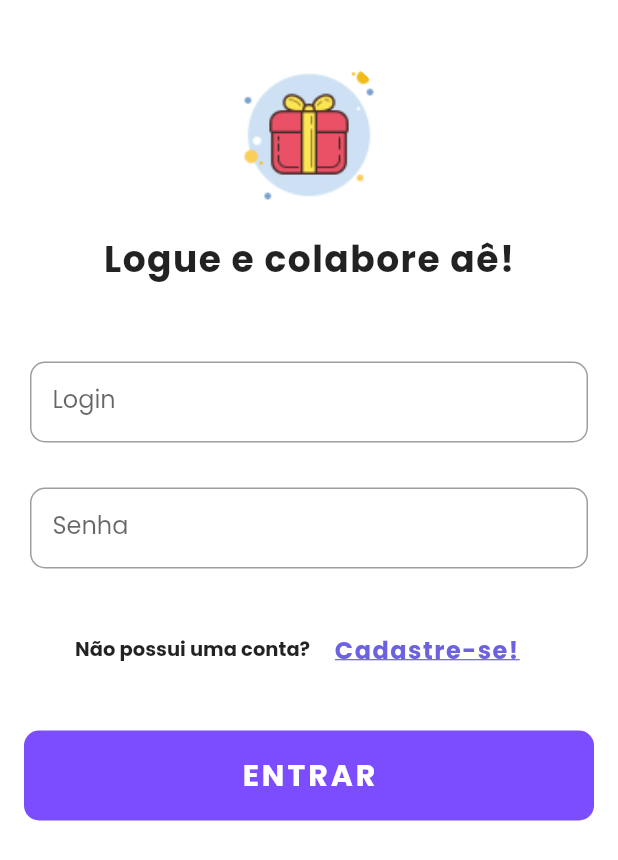
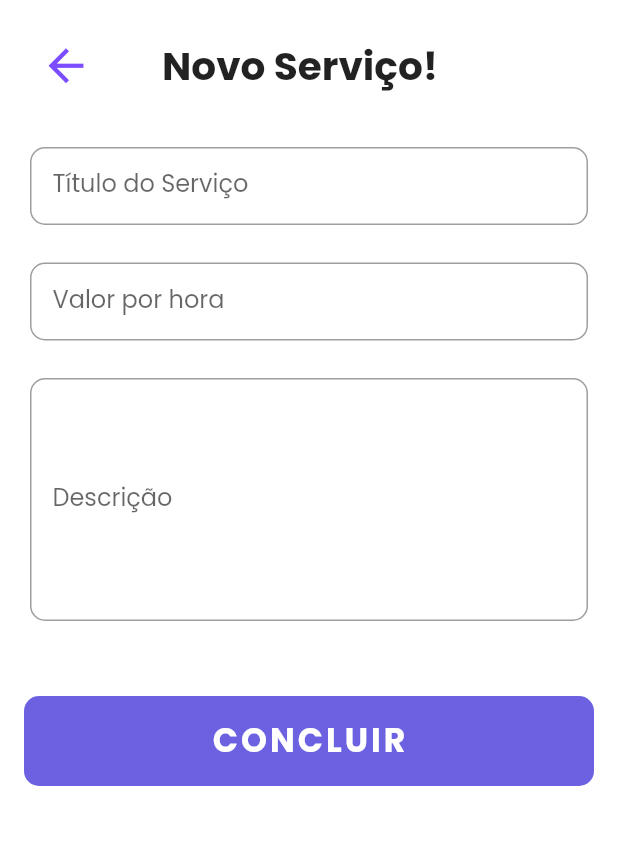
Before and after one commit to MaiaraM/colaborae-mobile, a Flutter app: the screen it shows after launch, on a phone screen of 412 x 824 dp. Shown: the top 860 px of the screen. Run offline on Flutter 3.47's test engine with Material 2 defaults, Android fonts, the phone set to English and light mode, and no system bars.

Commit message:
Tela de cadastro de serviços, tentativa de request Post

```diff
--- a/lib/buscar_servico.dart
+++ b/lib/buscar_servico.dart
@@ -51,7 +51,7 @@ class _BuscarServicoState extends State<BuscarServico> {
                         children: [
                           Container(
                             margin: EdgeInsets.fromLTRB(15, 0, 12, 0),
-                            child: Icon(Icons.search_rounded),
+                            child: Icon(Icons.search),
                           ),
                           // Text Field
                           Expanded(
@@ -84,7 +84,7 @@ class _BuscarServicoState extends State<BuscarServico> {
                     ),
                     child: IconButton(
                       icon: Icon(
-                        Icons.add_rounded,
+                        Icons.add,
                         size: 30,
                       ),
                       color: Colors.white,
--- /dev/null
+++ b/lib/cadastrar_servico.dart
@@ -0,0 +1,153 @@
+import 'package:colaborae/requests/http_request.dart';
+import 'package:flutter/material.dart';
+import 'package:colaborae/constants.dart';
+
+class CadastroServico extends StatefulWidget {
+  @override
+  _CadastroServicoState createState() => _CadastroServicoState();
+}
+
+class _CadastroServicoState extends State<CadastroServico> {
+  Widget Spacing(double h) {
+    return SizedBox(
+      height: h,
+    );
+  }
+
+  Widget Field(String label, String hint, int lines, controller) {
+    return Column(
+      children: <Widget>[
+        Container(
+          margin: EdgeInsets.fromLTRB(20.0, 0.0, 20.0, 0.0),
+          child: TextField(
+            controller: controller,
+            keyboardType: TextInputType.multiline,
+            maxLines: lines,
+            decoration: InputDecoration(
+              hintText: hint,
+              hintStyle: TextStyle(
+                color: Colors.grey,
+                fontSize: 14.0,
+              ),
+              labelText: label,
+              isDense: true,
+              contentPadding: EdgeInsets.all(15.0),
+              border: OutlineInputBorder(
+                borderRadius: BorderRadius.all(Radius.circular(10.0)),
+                borderSide: BorderSide(
+                  color: Colors.grey,
+                ),
+              ),
+            ),
+          ),
+        ),
+      ],
+    );
+  }
+
+  httpRequest httpReq = httpRequest();
+  final tituloController = TextEditingController();
+  final precoController = TextEditingController();
+  final descController = TextEditingController();
+  String titulo = '';
+  String precoString = '';
+  double preco;
+  String desc = '';
+
+  @override
+  Widget build(BuildContext context) {
+    return Scaffold(
+      backgroundColor: Colors.white,
+      body: SingleChildScrollView(
+        scrollDirection: Axis.vertical,
+        child: SafeArea(
+          child: Center(
+            child: Column(
+              mainAxisAlignment: MainAxisAlignment.center,
+              children: <Widget>[
+                Spacing(20.0),
+                Row(
+                  mainAxisAlignment: MainAxisAlignment.start,
+                  children: <Widget>[
+                    FlatButton(
+                      onPressed: (){
+                        Navigator.pop(context);
+                      },
+                      child: Icon(Icons.arrow_back,
+                        color: Colors.deepPurpleAccent,
+                        size: 35.0,
+                      ),
+                    ),
+                    SizedBox(
+                      width: 20.0,
+                    ),
+                    Text(
+                      'Novo Serviço!',
+                      style: TextStyle(
+                        fontFamily: 'Poppins',
+                        fontWeight: FontWeight.bold,
+                        fontSize: 26.0,
+                      ),
+                    ),
+                  ],
+                ),
+                Spacing(30.0),
+                Field('Título do Serviço', '', 1, tituloController),
+                Spacing(25.0),
+                Field('Valor por hora', 'Exemplo: 29.99 (sem R\$)', 1, precoController),
+                Spacing(25.0),
+                Field('Descrição', 'Adicione uma descrição e horários do seu serviço para que as pessoas entendam o que você está oferecendo!', 6, descController),
+                Spacing(50.0),
+                FlatButton(
+                  highlightColor: Colors.transparent,
+                  splashColor: Colors.transparent,
+                  onPressed: () async {
+                    print('botão CADASTRAR SERVIÇO acionado');
+
+                    titulo = tituloController.text;
+                    precoString = precoController.text;
+                    preco = double.parse(precoString);
+                    desc = descController.text;
+
+                    print('Titulo: ' + titulo);
+                    print(precoString);
+                    print('Descrição: ' + desc);
+
+                    var response = await httpReq.createService(titulo, desc, preco);
+                    print(response);
+
+                    setState(() {
+                      tituloController.text = '';
+                      precoController.text = '';
+                      descController.text = '';
+                    });
+                  },
+                  child: Container(
+                    decoration: BoxDecoration(
+                      color: mainPurple,
+                      borderRadius: BorderRadius.circular(10.0),
+                    ),
+                    //width: 250.0,
+                    height: 60.0,
+                    child: Center(
+                      child: Text(
+                        'CONCLUIR',
+                        style: TextStyle(
+                            fontFamily: 'Poppins',
+                            fontWeight: FontWeight.bold,
+                            fontSize: 22.0,
+                            letterSpacing: 2.0,
+                            color: Colors.white,
+                        ),
+                      ),
+                    ),
+                  ),
+                ),
+              ],
+            ),
+          ),
+        ),
+      ),
+    );
+  }
+}
--- a/lib/main.dart
+++ b/lib/main.dart
@@ -3,6 +3,7 @@ import 'package:colaborae/cadastro.dart';
 import 'package:colaborae/login.dart';
 import 'package:colaborae/comecar.dart';
 import 'package:colaborae/buscar_servico.dart';
+import 'cadastrar_servico.dart';
 // import 'package:colaborae/constants.dart';
 
 void main() {
@@ -13,12 +14,13 @@ class MyApp extends StatelessWidget {
   @override
   Widget build(BuildContext context) {
     return MaterialApp(
-      initialRoute: '/login',
+      initialRoute: '/cadastro_servico',
       routes: {
         '/login': (context) => Login(),
         '/comecar': (context) => Comecar(),
         '/cadastro': (context) => Cadastro(),
         '/buscar_servico': (context) => BuscarServico(),
+        '/cadastro_servico': (context) => CadastroServico(),
         //ADD more routes here,
         //ADD more routes here,
         //...
--- /dev/null
+++ b/lib/requests/http_request.dart
@@ -0,0 +1,30 @@
+import 'package:http/http.dart' as http;
+import 'dart:convert';
+
+const base_URL = 'https://api-colaborae.herokuapp.com';
+const createServiceEndPoint = '/services';
+
+class httpRequest{
+
+  Future createService(String title, String desc, double price) async {
+
+    http.Response response = await http.post('$base_URL$createServiceEndPoint', body: {
+      "title":title,
+      "description":desc,
+      "valor":price,
+      "user":{
+        "uuid":"joao"
+      }
+    });
+
+    if(response.statusCode == 201) {
+      return response.body;
+
+    }
+    else{
+      return response.statusCode;
+    }
+
+  }
+
+}
--- a/pubspec.yaml
+++ b/pubspec.yaml
@@ -21,6 +21,7 @@ environment:
   sdk: ">=2.7.0 <3.0.0"
 
 dependencies:
+  http: ^0.12.2
   flutter:
     sdk: flutter
 
```
Also changed, not shown: lib/comecar.dart (+31 -4 lines), lib/requests/post_model.dart (added, +7 -0 lines), pubspec.lock.
